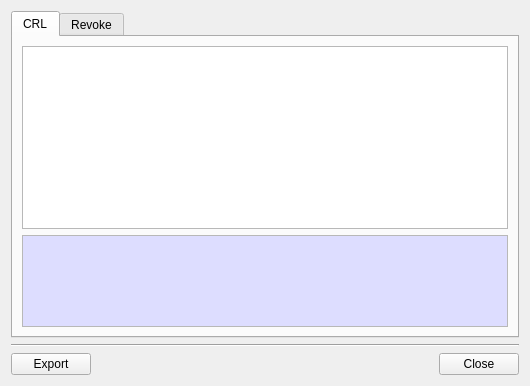
This is BerEditor/crl_info_dlg.ui in jykim74/BerEditor as Qt 5 draws it before an edit. The edited form follows.
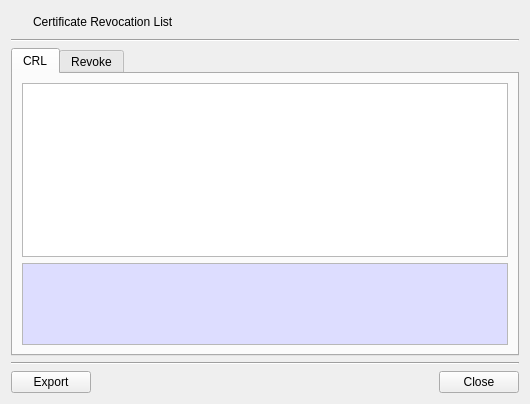
This is the edited form. Icons and pictures are not drawn.

```diff
--- a/BerEditor/crl_info_dlg.ui
+++ b/BerEditor/crl_info_dlg.ui
@@ -7,13 +7,73 @@
     <x>0</x>
     <y>0</y>
     <width>530</width>
-    <height>386</height>
+    <height>404</height>
    </rect>
   </property>
   <property name="windowTitle">
    <string>CRL information</string>
   </property>
   <layout class="QVBoxLayout" name="verticalLayout_3">
+   <item>
+    <layout class="QGridLayout" name="gridLayout_3">
+     <property name="topMargin">
+      <number>0</number>
+     </property>
+     <item row="0" column="1">
+      <widget class="QLabel" name="label">
+       <property name="text">
+        <string>Certificate Revocation List</string>
+       </property>
+      </widget>
+     </item>
+     <item row="0" column="0">
+      <widget class="QPushButton" name="pushButton">
+       <property name="minimumSize">
+        <size>
+         <width>16</width>
+         <height>0</height>
+        </size>
+       </property>
+       <property name="maximumSize">
+        <size>
+         <width>16</width>
+         <height>16777215</height>
+        </size>
+       </property>
+       <property name="text">
+        <string/>
+       </property>
+       <property name="icon">
+        <iconset resource="bereditor.qrc">
+         <normaloff>:/images/crl.png</normaloff>:/images/crl.png</iconset>
+       </property>
+       <property name="flat">
+        <bool>true</bool>
+       </property>
+      </widget>
+     </item>
+     <item row="0" column="2">
+      <spacer name="horizontalSpacer_3">
+       <property name="orientation">
+        <enum>Qt::Horizontal</enum>
+       </property>
+       <property name="sizeHint" stdset="0">
+        <size>
+         <width>40</width>
+         <height>20</height>
+        </size>
+       </property>
+      </spacer>
+     </item>
+    </layout>
+   </item>
+   <item>
+    <widget class="Line" name="line_2">
+     <property name="orientation">
+      <enum>Qt::Horizontal</enum>
+     </property>
+    </widget>
+   </item>
    <item>
     <widget class="QTabWidget" name="tabWidget">
      <property name="currentIndex">
```
Left out of the diff: 4 changed lines with no effect on the pictures.
